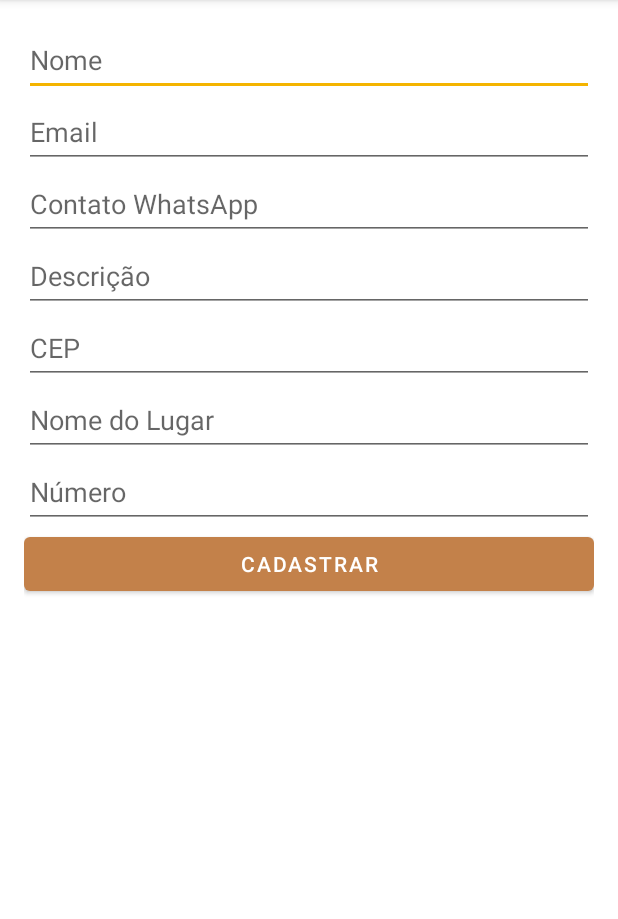
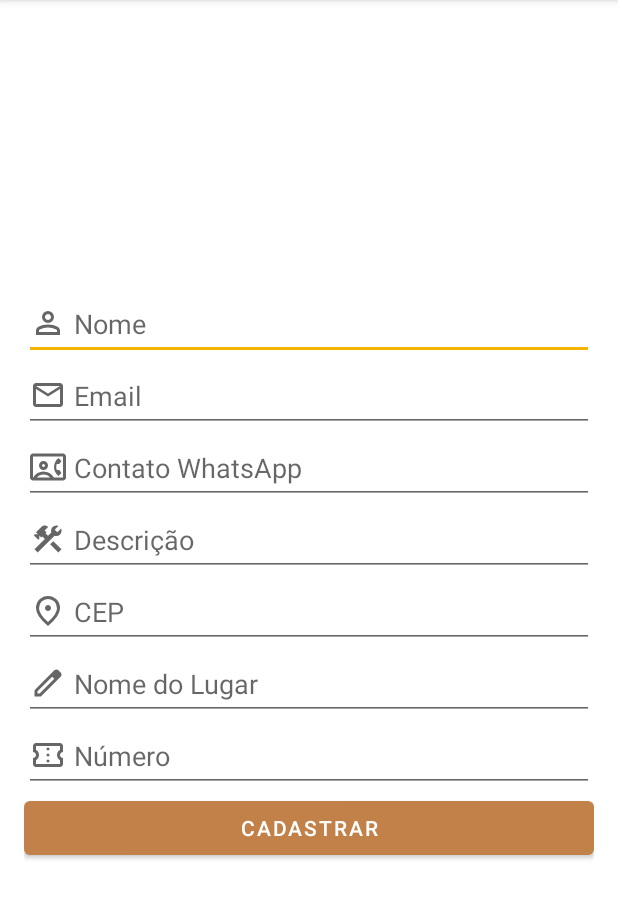
Before and after one commit to Rian-Noronha/tuaobrapedreiro, an Android app: the CadastroActivity screen opened directly, with no data from a screen before it, on a phone screen of 412 x 824 dp, the part 84-1003 px from its top. Run offline under Robolectric (Android 15) with nearby library versions, the phone set to English and light mode, and no system bars; our stand-ins replace data binding.

Commit message:
[feat] add ícones

```diff
--- /dev/null
+++ b/app/src/main/res/drawable/ic_contact_24dp.xml
@@ -0,0 +1,10 @@
+<vector xmlns:android="http://schemas.android.com/apk/res/android"
+    android:width="24dp"
+    android:height="24dp"
+    android:viewportWidth="960"
+    android:viewportHeight="960"
+    android:tint="?attr/colorControlNormal">
+    <path
+        android:fillColor="@android:color/white"
+        android:pathData="M80,840Q47,840 23.5,816.5Q0,793 0,760L0,200Q0,167 23.5,143.5Q47,120 80,120L880,120Q913,120 936.5,143.5Q960,167 960,200L960,760Q960,793 936.5,816.5Q913,840 880,840L80,840ZM636,760L880,760Q880,760 880,760Q880,760 880,760L880,200Q880,200 880,200Q880,200 880,200L80,200Q80,200 80,200Q80,200 80,200L80,760Q80,760 80,760Q80,760 80,760L84,760Q126,685 200,642.5Q274,600 360,600Q446,600 520,642.5Q594,685 636,760ZM360,560Q410,560 445,525Q480,490 480,440Q480,390 445,355Q410,320 360,320Q310,320 275,355Q240,390 240,440Q240,490 275,525Q310,560 360,560ZM760,720L840,640L780,560L714,560Q708,542 704,521.5Q700,501 700,480Q700,459 704,439.5Q708,420 714,400L780,400L840,320L760,240Q706,282 673,346.5Q640,411 640,480Q640,549 673,613.5Q706,678 760,720ZM182,760L538,760Q504,722 457.5,701Q411,680 360,680Q309,680 263,701Q217,722 182,760ZM360,480Q343,480 331.5,468.5Q320,457 320,440Q320,423 331.5,411.5Q343,400 360,400Q377,400 388.5,411.5Q400,423 400,440Q400,457 388.5,468.5Q377,480 360,480ZM480,480Q480,480 480,480Q480,480 480,480Q480,480 480,480Q480,480 480,480L480,480Q480,480 480,480Q480,480 480,480L480,480Q480,480 480,480Q480,480 480,480L480,480Q480,480 480,480Q480,480 480,480L480,480Q480,480 480,480Q480,480 480,480Z"/>
+</vector>
--- /dev/null
+++ b/app/src/main/res/drawable/ic_description_24dp.xml
@@ -0,0 +1,10 @@
+<vector xmlns:android="http://schemas.android.com/apk/res/android"
+    android:width="24dp"
+    android:height="24dp"
+    android:viewportWidth="960"
+    android:viewportHeight="960"
+    android:tint="?attr/colorControlNormal">
+    <path
+        android:fillColor="@android:color/white"
+        android:pathData="M756,840L537,621L621,537L840,756L756,840ZM204,840L120,756L396,480L328,412L300,440L249,389L249,471L221,499L100,378L128,350L210,350L160,300L302,158Q322,138 345,129Q368,120 392,120Q416,120 439,129Q462,138 482,158L390,250L440,300L412,328L480,396L570,306Q566,295 563.5,283Q561,271 561,259Q561,200 601.5,159.5Q642,119 701,119Q716,119 729.5,122Q743,125 757,131L658,230L730,302L829,203Q836,217 838.5,230.5Q841,244 841,259Q841,318 800.5,358.5Q760,399 701,399Q689,399 677,397Q665,395 654,390L204,840Z"/>
+</vector>
--- /dev/null
+++ b/app/src/main/res/drawable/ic_number_24dp.xml
@@ -0,0 +1,10 @@
+<vector xmlns:android="http://schemas.android.com/apk/res/android"
+    android:width="24dp"
+    android:height="24dp"
+    android:viewportWidth="960"
+    android:viewportHeight="960"
+    android:tint="?attr/colorControlNormal">
+    <path
+        android:fillColor="@android:color/white"
+        android:pathData="M480,680Q497,680 508.5,668.5Q520,657 520,640Q520,623 508.5,611.5Q497,600 480,600Q463,600 451.5,611.5Q440,623 440,640Q440,657 451.5,668.5Q463,680 480,680ZM480,520Q497,520 508.5,508.5Q520,497 520,480Q520,463 508.5,451.5Q497,440 480,440Q463,440 451.5,451.5Q440,463 440,480Q440,497 451.5,508.5Q463,520 480,520ZM480,360Q497,360 508.5,348.5Q520,337 520,320Q520,303 508.5,291.5Q497,280 480,280Q463,280 451.5,291.5Q440,303 440,320Q440,337 451.5,348.5Q463,360 480,360ZM800,800L160,800Q127,800 103.5,776.5Q80,753 80,720L80,560Q113,560 136.5,536.5Q160,513 160,480Q160,447 136.5,423.5Q113,400 80,400L80,240Q80,207 103.5,183.5Q127,160 160,160L800,160Q833,160 856.5,183.5Q880,207 880,240L880,400Q847,400 823.5,423.5Q800,447 800,480Q800,513 823.5,536.5Q847,560 880,560L880,720Q880,753 856.5,776.5Q833,800 800,800ZM800,720Q800,720 800,720Q800,720 800,720L800,618Q763,596 741.5,559.5Q720,523 720,480Q720,437 741.5,400.5Q763,364 800,342L800,240Q800,240 800,240Q800,240 800,240L160,240Q160,240 160,240Q160,240 160,240L160,342Q197,364 218.5,400.5Q240,437 240,480Q240,523 218.5,559.5Q197,596 160,618L160,720Q160,720 160,720Q160,720 160,720L800,720ZM480,480Q480,480 480,480Q480,480 480,480L480,480Q480,480 480,480Q480,480 480,480Q480,480 480,480Q480,480 480,480L480,480Q480,480 480,480Q480,480 480,480L480,480Q480,480 480,480Q480,480 480,480L480,480Q480,480 480,480Q480,480 480,480Q480,480 480,480Q480,480 480,480L480,480Q480,480 480,480Q480,480 480,480Z"/>
+</vector>
--- /dev/null
+++ b/app/src/main/res/drawable/ic_place_name_24dp.xml
@@ -0,0 +1,10 @@
+<vector xmlns:android="http://schemas.android.com/apk/res/android"
+    android:width="24dp"
+    android:height="24dp"
+    android:viewportWidth="960"
+    android:viewportHeight="960"
+    android:tint="?attr/colorControlNormal">
+    <path
+        android:fillColor="@android:color/white"
+        android:pathData="M200,760L257,760L648,369L591,312L200,703L200,760ZM120,840L120,670L648,143Q660,132 674.5,126Q689,120 705,120Q721,120 736,126Q751,132 762,144L817,200Q829,211 834.5,226Q840,241 840,256Q840,272 834.5,286.5Q829,301 817,313L290,840L120,840ZM760,256L760,256L704,200L704,200L760,256ZM619,341L591,312L591,312L648,369L648,369L619,341Z"/>
+</vector>
--- a/app/src/main/res/layout/activity_cadastro.xml
+++ b/app/src/main/res/layout/activity_cadastro.xml
@@ -10,6 +10,7 @@
         <LinearLayout
             android:layout_width="match_parent"
             android:layout_height="wrap_content"
+            android:layout_gravity="center_vertical"
             android:orientation="vertical"
             android:padding="16dp">
 
@@ -17,6 +18,8 @@
                 android:id="@+id/edtNome"
                 android:layout_width="match_parent"
                 android:layout_height="wrap_content"
+                android:drawablePadding="5dp"
+                android:drawableStart="@drawable/ic_person_black_24dp"
                 android:hint="@string/hint_nome"
                 android:inputType="text"
                 android:minHeight="48dp" />
@@ -25,6 +28,8 @@
                 android:id="@+id/edtEmail"
                 android:layout_width="match_parent"
                 android:layout_height="wrap_content"
+                android:drawablePadding="5dp"
+                android:drawableStart="@drawable/ic_mail_black_24dp"
                 android:hint="@string/hint_email"
                 android:inputType="textEmailAddress"
                 android:minHeight="48dp" />
@@ -33,6 +38,8 @@
                 android:id="@+id/edtContatoWhatsApp"
                 android:layout_width="match_parent"
                 android:layout_height="wrap_content"
+                android:drawablePadding="5dp"
+                android:drawableStart="@drawable/ic_contact_24dp"
                 android:hint="@string/hint_contato_whatsapp"
                 android:inputType="number"
                 android:minHeight="48dp" />
@@ -41,6 +48,8 @@
                 android:id="@+id/edtDescricao"
                 android:layout_width="match_parent"
                 android:layout_height="wrap_content"
+                android:drawablePadding="5dp"
+                android:drawableStart="@drawable/ic_description_24dp"
                 android:hint="@string/hint_descricao"
                 android:inputType="text"
                 android:minHeight="48dp" />
@@ -49,6 +58,8 @@
                 android:id="@+id/edtCep"
                 android:layout_width="match_parent"
                 android:layout_height="wrap_content"
+                android:drawablePadding="5dp"
+                android:drawableStart="@drawable/ic_locaiton_demanda_black_24dp"
                 android:hint="@string/hint_cep"
                 android:inputType="number"
                 android:minHeight="48dp" />
@@ -57,6 +68,8 @@
                 android:id="@+id/edtNomeLugar"
                 android:layout_width="match_parent"
                 android:layout_height="wrap_content"
+                android:drawablePadding="5dp"
+                android:drawableStart="@drawable/ic_place_name_24dp"
                 android:hint="@string/hint_nome_lugar"
                 android:inputType="text"
                 android:minHeight="48dp" />
@@ -65,6 +78,8 @@
                 android:id="@+id/edtNumero"
                 android:layout_width="match_parent"
                 android:layout_height="wrap_content"
+                android:drawablePadding="5dp"
+                android:drawableStart="@drawable/ic_number_24dp"
                 android:hint="@string/hint_numero"
                 android:inputType="text"
                 android:minHeight="48dp" />
--- a/app/src/main/res/values/strings.xml
+++ b/app/src/main/res/values/strings.xml
@@ -31,7 +31,7 @@
     <string name="txt_número">Número</string>
     <string name="default_web_client_id">1047095734686-qv31si3dok9l889dis565n3ochpnjaqf.apps.googleusercontent.com</string>
     <string name="error_google_sign_in">Erro ao efetuar login com a conta do Google.</string>
-    <string name="button_google_sign_in">Login com Google</string>
+    <string name="button_google_sign_in">BORA COM GOOGLE</string>
     <string name="button_entrar_email_senha">BORA</string>
     <string name="txt_ir_a_tela_cadastro">Não tem conta? Cadastre-se</string>
     <string name="txt_hint_password">Senha</string>
```
Also changed, not shown: app/src/main/res/drawable/ic_password_24dp.xml (added, +10 -0 lines), app/src/main/res/layout/activity_login.xml (+18 -10 lines), app/src/main/res/layout/item_cliente.xml (+64 -66 lines), app/src/main/res/layout/item_demanda.xml (+11 -0 lines), app/src/main/res/drawable/googlelogo.png (added).
